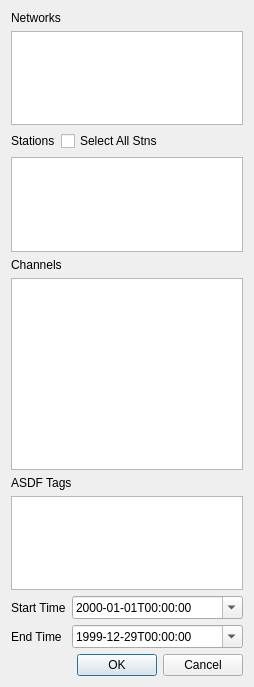
Qt form selection_dialog.ui (outdoorpet/asdf_sextant) before a commit.
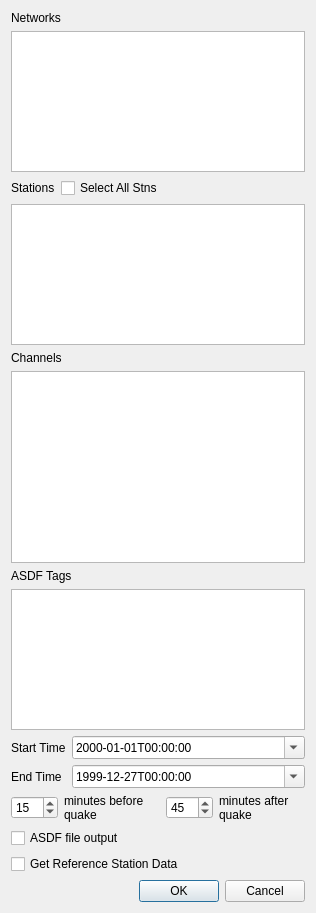
The same form after that commit.

Commit message: modified earthquake extraction capability. Added ability to extract multiple earthquakes into an ASDF file

The edit to the form file:
```diff
--- a/selection_dialog.ui
+++ b/selection_dialog.ui
@@ -6,25 +6,122 @@
    <rect>
     <x>0</x>
     <y>0</y>
-    <width>254</width>
-    <height>687</height>
+    <width>316</width>
+    <height>913</height>
    </rect>
   </property>
   <property name="windowTitle">
    <string>NSC/Tag/Time Selection</string>
   </property>
-  <layout class="QVBoxLayout" name="verticalLayout">
-   <item>
+  <layout class="QGridLayout" name="gridLayout">
+   <item row="0" column="0">
     <widget class="QLabel" name="net_lbl">
      <property name="text">
       <string>Networks</string>
      </property>
     </widget>
    </item>
-   <item>
+   <item row="7" column="0">
+    <widget class="QListView" name="TagsListView"/>
+   </item>
+   <item row="9" column="0">
+    <layout class="QHBoxLayout" name="horizontalLayout_3">
+     <item>
+      <widget class="QSpinBox" name="bef_quake_spinBox">
+       <property name="minimum">
+        <number>1</number>
+       </property>
+       <property name="maximum">
+        <number>200</number>
+       </property>
+       <property name="value">
+        <number>15</number>
+       </property>
+      </widget>
+     </item>
+     <item>
+      <widget class="QLabel" name="label">
+       <property name="text">
+        <string>minutes before quake</string>
+       </property>
+       <property name="wordWrap">
+        <bool>true</bool>
+       </property>
+      </widget>
+     </item>
+     <item>
+      <widget class="QSpinBox" name="aft_quake_spinBox">
+       <property name="minimum">
+        <number>1</number>
+       </property>
+       <property name="maximum">
+        <number>200</number>
+       </property>
+       <property name="value">
+        <number>45</number>
+       </property>
+      </widget>
+     </item>
+     <item>
+      <widget class="QLabel" name="label_2">
+       <property name="text">
+        <string>minutes after quake</string>
+       </property>
+       <property name="wordWrap">
+        <bool>true</bool>
+       </property>
+      </widget>
+     </item>
+    </layout>
+   </item>
+   <item row="6" column="0">
+    <widget class="QLabel" name="tags_lbl">
+     <property name="text">
+      <string>ASDF Tags</string>
+     </property>
+    </widget>
+   </item>
+   <item row="1" column="0">
     <widget class="QListView" name="NetListView"/>
    </item>
-   <item>
+   <item row="10" column="0">
+    <widget class="QCheckBox" name="asdf_output_checkBox">
+     <property name="text">
+      <string>ASDF file output</string>
+     </property>
+    </widget>
+   </item>
+   <item row="3" column="0">
+    <widget class="QListView" name="StaListView">
+     <property name="sizePolicy">
+      <sizepolicy hsizetype="Expanding" vsizetype="Expanding">
+       <horstretch>0</horstretch>
+       <verstretch>0</verstretch>
+      </sizepolicy>
+     </property>
+     <property name="selectionMode">
+      <enum>QAbstractItemView::MultiSelection</enum>
+     </property>
+    </widget>
+   </item>
+   <item row="12" column="0">
+    <widget class="QDialogButtonBox" name="buttonBox">
+     <property name="orientation">
+      <enum>Qt::Horizontal</enum>
+     </property>
+     <property name="standardButtons">
+      <set>QDialogButtonBox::Cancel|QDialogButtonBox::Ok</set>
+     </property>
+    </widget>
+   </item>
+   <item row="11" column="0">
+    <widget class="QCheckBox" name="refstn_output_checkBox">
+     <property name="text">
+      <string>Get Reference Station Data</string>
+     </property>
+    </widget>
+   </item>
+   <item row="2" column="0">
     <layout class="QHBoxLayout" name="stations_btns_layout">
      <item>
       <widget class="QLabel" name="stn_lbl">
@@ -48,27 +145,7 @@
      </item>
     </layout>
    </item>
-   <item>
-    <widget class="QListView" name="StaListView">
-     <property name="sizePolicy">
-      <sizepolicy hsizetype="Expanding" vsizetype="Expanding">
-       <horstretch>0</horstretch>
-       <verstretch>0</verstretch>
-      </sizepolicy>
-     </property>
-     <property name="selectionMode">
-      <enum>QAbstractItemView::MultiSelection</enum>
-     </property>
-    </widget>
-   </item>
-   <item>
-    <widget class="QLabel" name="chan_lbl">
-     <property name="text">
-      <string>Channels</string>
-     </property>
-    </widget>
-   </item>
-   <item>
+   <item row="5" column="0">
     <widget class="QListView" name="ChanListView">
      <property name="sizePolicy">
       <sizepolicy hsizetype="Expanding" vsizetype="Fixed">
@@ -87,17 +164,7 @@
      </property>
     </widget>
    </item>
-   <item>
-    <widget class="QLabel" name="tags_lbl">
-     <property name="text">
-      <string>ASDF Tags</string>
-     </property>
-    </widget>
-   </item>
-   <item>
-    <widget class="QListView" name="TagsListView"/>
-   </item>
-   <item>
+   <item row="8" column="0">
     <layout class="QFormLayout" name="formLayout">
      <property name="fieldGrowthPolicy">
       <enum>QFormLayout::AllNonFixedFieldsGrow</enum>
@@ -144,7 +211,7 @@
         <date>
          <year>1999</year>
          <month>12</month>
-         <day>29</day>
+         <day>27</day>
         </date>
        </property>
        <property name="displayFormat">
@@ -160,13 +227,10 @@
      </item>
     </layout>
    </item>
-   <item>
-    <widget class="QDialogButtonBox" name="buttonBox">
-     <property name="orientation">
-      <enum>Qt::Horizontal</enum>
-     </property>
-     <property name="standardButtons">
-      <set>QDialogButtonBox::Cancel|QDialogButtonBox::Ok</set>
+   <item row="4" column="0">
+    <widget class="QLabel" name="chan_lbl">
+     <property name="text">
+      <string>Channels</string>
      </property>
     </widget>
    </item>
```
The commit also changes 1 other file.
